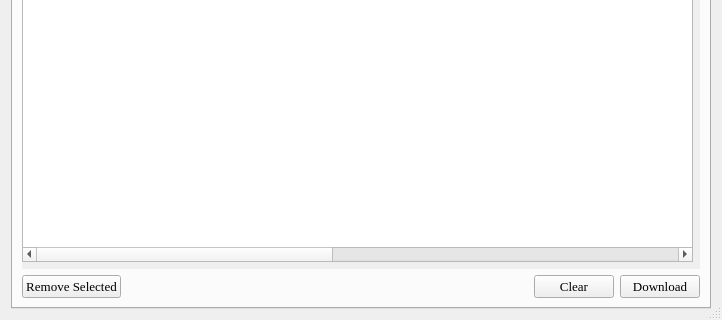
Before: the Qt Designer form sentinel_downloader_dialog_base.ui in augustinh22/SentinelDownloader, drawn with Qt 5; both pictures show x 0 to 722 and y 228 to 548 of the 722 by 548 pixel window.
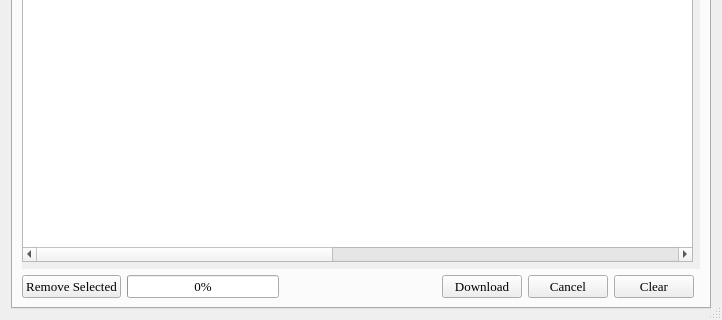
After: the same form once the commit is applied. The open tabs and pages were chosen to show the change.

Commit message: Download progress bar plus download threading

Diff of the .ui file:
```diff
--- a/sentinel_downloader_dialog_base.ui
+++ b/sentinel_downloader_dialog_base.ui
@@ -2133,7 +2133,7 @@
        <string>Results</string>
       </attribute>
       <layout class="QGridLayout" name="gridLayout_5">
-       <item row="1" column="3">
+       <item row="1" column="6">
         <widget class="QPushButton" name="btnClear">
          <property name="text">
           <string>Clear</string>
@@ -2147,7 +2147,14 @@
          </property>
         </widget>
        </item>
-       <item row="0" column="0" colspan="5">
+       <item row="1" column="5">
+        <widget class="QPushButton" name="btnDownloadCancel">
+         <property name="text">
+          <string>Cancel</string>
+         </property>
+        </widget>
+       </item>
+       <item row="0" column="0" colspan="8">
         <widget class="QToolBox" name="toolBox">
          <property name="currentIndex">
           <number>0</number>
@@ -2350,7 +2357,14 @@
          </widget>
         </widget>
        </item>
-       <item row="1" column="2">
+       <item row="1" column="0" colspan="2">
+        <widget class="QPushButton" name="btnClearSelected">
+         <property name="text">
+          <string>Remove Selected</string>
+         </property>
+        </widget>
+       </item>
+       <item row="1" column="3">
         <spacer name="horizontalSpacer_14">
          <property name="orientation">
           <enum>Qt::Horizontal</enum>
@@ -2363,10 +2377,10 @@
          </property>
         </spacer>
        </item>
-       <item row="1" column="0" colspan="2">
-        <widget class="QPushButton" name="btnClearSelected">
-         <property name="text">
-          <string>Remove Selected</string>
+       <item row="1" column="2">
+        <widget class="QProgressBar" name="download_progressBar">
+         <property name="value">
+          <number>0</number>
          </property>
         </widget>
        </item>
```
Left out of the diff: 8 changed lines with no effect on the pictures. The commit also changes 6 other files.
